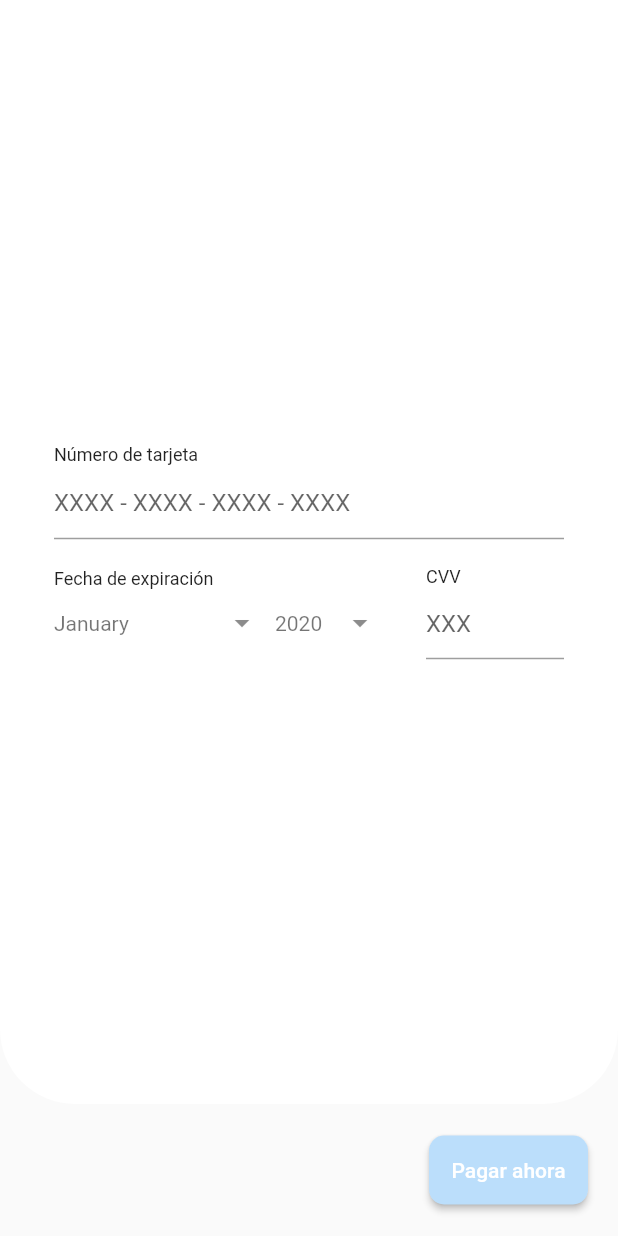
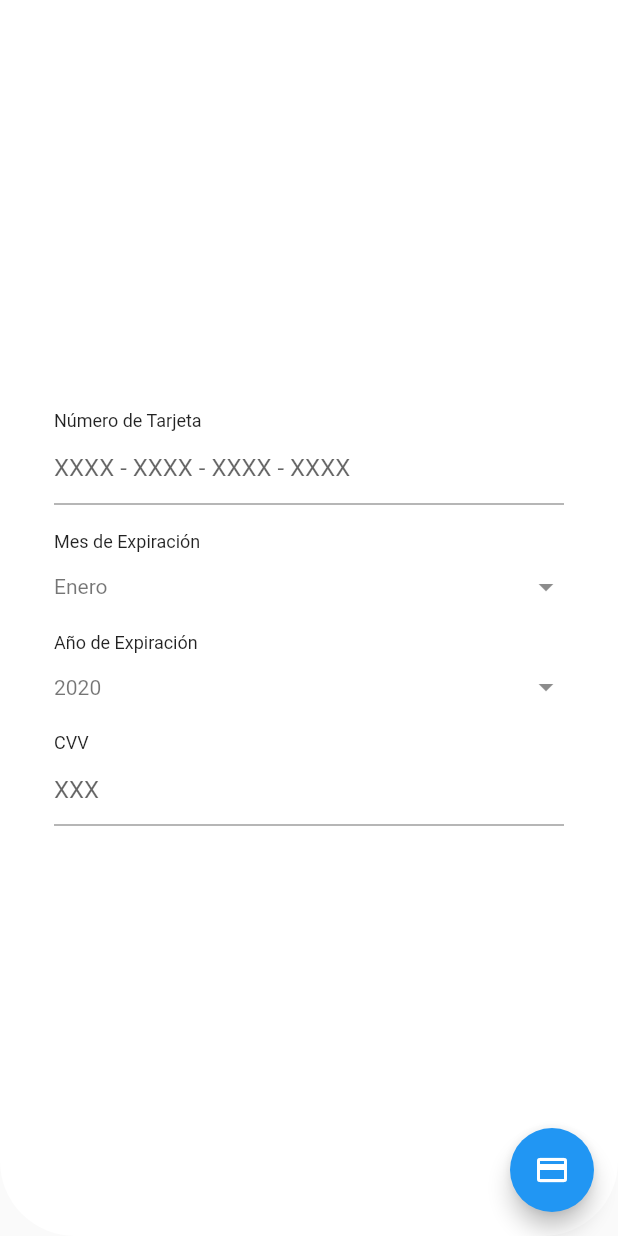
Before and after one commit to limonadev/flutter_culqi, a Flutter app: the screen it shows after launch, on a phone screen of 412 x 824 dp. Run offline on Flutter 3.47's test engine with Material 2 defaults, Android fonts, the phone set to English and light mode, and no system bars; network calls fail.

Commit message:
added widget internazionalization and refactor the way of obtain the info

```diff
--- a/example/lib/main.dart
+++ b/example/lib/main.dart
@@ -64,10 +64,17 @@ class MyHomePage extends StatefulWidget {
 
 class _MyHomePageState extends State<MyHomePage> {
 
+  GlobalKey _onBodyKey = GlobalKey();
+  GlobalKey _onDialogKey = GlobalKey();
+
   @override
   Widget build(BuildContext context) {
     return Scaffold(
-      body: CulqiPayment(widget.card)
+      body: CulqiPayment(_onBodyKey),
+      floatingActionButton: FloatingActionButton(
+        onPressed: _showDialog,
+        child: Icon(Icons.credit_card),
+      ),
     );
   }
 
@@ -76,7 +83,7 @@ class _MyHomePageState extends State<MyHomePage> {
       context: context,
       builder: (context){
         return AlertDialog(
-          content: CulqiPayment(widget.card),
+          content: CulqiPayment(_onDialogKey),
         );
       }
     );
--- a/lib/culqi_payment_widget.dart
+++ b/lib/culqi_payment_widget.dart
@@ -1,13 +1,19 @@
-import 'package:culqi_flutter/card.dart';
 import 'package:flutter/cupertino.dart';
 import 'package:flutter/material.dart';
 import 'package:flutter/widgets.dart';
 
+import 'package:culqi_flutter/card.dart';
+import 'package:culqi_flutter/internationalization/translation.dart';
+
 class CulqiPayment extends StatefulWidget {
 
-  CulqiCard _card;
+  final String locale;
+  final List<int> years;
 
-  CulqiPayment(this._card);
+  CulqiPayment(Key key, {this.locale : Translations.defaultLocale, this.years : const [2020, 2021, 2022, 2023, 2024, 2025]}) : super(key:key){
+    print(this.locale);
+    print(this.years);
+  }
 
   @override
   CulqiPaymentState createState() {
@@ -18,24 +24,19 @@ class CulqiPayment extends StatefulWidget {
 class CulqiPaymentState extends State<CulqiPayment> {
   final _formKey = GlobalKey<FormState>();
 
-  List<String> _months = [
-    "January",
-    "February",
-    "March",
-    "April",
-    "Mayp",
-    "June",
-    "July",
-    "August",
-    "September",
-    "October",
-    "November",
-    "December"
-  ];
-  List<int> _years = [2020, 2021, 2022, 2023, 2024, 2025];
+  List<String> _months;
+  List<int> _years;
 
+  String _cardNumber;
+  String _cvv;
   int _selectedMonth = 0;
   int _selectedYear = 0;
+
+  @override
+  void initState() {
+    _months = Translations.months(widget.locale);
+    _years = widget.years;
+  }
 
   List<Widget> _buildMonths() {
     return _months.map((val) => Text(val)).toList();
@@ -66,7 +67,7 @@ class CulqiPaymentState extends State<CulqiPayment> {
                   children: <Widget>[
                     ListTile(
                         title: Text(
-                          "Número de tarjeta",
+                          Translations.cardNumberLabel(widget.locale),
                           style: TextStyle(fontSize: 12),
                         ),
                         subtitle: TextFormField(
@@ -80,28 +81,20 @@ class CulqiPaymentState extends State<CulqiPayment> {
                               hintText: "XXXX - XXXX - XXXX - XXXX"),
                           onFieldSubmitted: (value) {},
                           validator: (value) {
-                            if (value.isEmpty)
-                              return "Llene este campo para continuar";
+                            if (value.isEmpty) return Translations.emptyWarningLabel(widget.locale);
+                            _cardNumber = value;
                             return null;
                           },
                         )),
                     Container(
                       height: 10,
                     ),
-                    Row(
-                      children: <Widget>[
-                        Expanded(
-                            flex: 2,
-                            child: ListTile(
+                    ListTile(
                         title: Text(
-                                "Fecha de expiración",
+                          Translations.expirationMonthLabel(widget.locale),
                           style: TextStyle(fontSize: 12),
                         ),
-                              subtitle: Row(
-                                children: <Widget>[
-                                  Expanded(
-                                      flex: 2,
-                                      child: GestureDetector(
+                      subtitle: GestureDetector(
                         child: Container(
                             height: 45,
                             alignment: Alignment.center,
@@ -135,12 +128,14 @@ class CulqiPaymentState extends State<CulqiPayment> {
                                 );
                               });
                         },
-                                      )),
-                                  Container(
-                                    width: 10,
                       ),
-                                  Expanded(
-                                      child: GestureDetector(
+                    ),
+                    ListTile(
+                      title: Text(
+                        Translations.expirationYearLabel(widget.locale),
+                        style: TextStyle(fontSize: 12),
+                      ),
+                      subtitle: GestureDetector(
                         child: Container(
                           height: 45,
                           alignment: Alignment.center,
@@ -172,14 +167,11 @@ class CulqiPaymentState extends State<CulqiPayment> {
                                 );
                               });
                         },
-                                  ))
-                                ],
+                      )
                     ),
-                            )),
-                        Expanded(
-                            child: ListTile(
+                    ListTile(
                       title: Text(
-                            "CVV",
+                        Translations.cvvLabel(widget.locale),
                         style: TextStyle(fontSize: 12),
                       ),
                       subtitle: TextFormField(
@@ -190,32 +182,31 @@ class CulqiPaymentState extends State<CulqiPayment> {
                         decoration: InputDecoration(hintText: "XXX"),
                         onFieldSubmitted: (value) {},
                         validator: (value) {
-                              if (value.isEmpty)
-                                return "Llene este campo para continuar";
+                          if (value.isEmpty) return Translations.emptyWarningLabel(widget.locale);
+                          _cvv = value;
                           return null;
                         },
                       ), //
-                        ))
-                      ],
                     )
                   ],
                 )),
           )),
-          Container(
-            alignment: Alignment.bottomRight,
-            padding: EdgeInsets.symmetric(vertical: 20, horizontal: 20),
-            child: RaisedButton(
-              onPressed: () {},
-              child: Text("Pagar ahora"),
-              color: Theme.of(context).primaryColorLight,
-              padding: EdgeInsets.symmetric(vertical: 15, horizontal: 15),
-              textColor: Colors.white,
-              shape: RoundedRectangleBorder(
-                  borderRadius: BorderRadius.circular(10)),
-            ),
-          )
         ],
       ),
     );
   }
+
+  bool getInfo(CulqiCard _card) {
+    if(!mounted) return false;
+
+    if(_card == null) return false;
+
+    if(!_formKey.currentState.validate()) return false;
+
+    _card.cardNumber = _cardNumber;
+    _card.cvv = _cvv;
+    _card.expirationMonth = _selectedMonth;
+    _card.expirationYear = _selectedYear;
+    return true;
   }
+}
--- a/lib/culqi_response.dart
+++ b/lib/culqi_response.dart
@@ -24,9 +24,9 @@ class CulqiError extends CulqiResponse{
     _errorCode = errorCode;
   }
 
-  get errorType     => _errorType;
-  get errorCode     => _errorCode;
-  get errorMessage  => _errorMessage;
+  ErrorType get errorType     => _errorType;
+  int get errorCode     => _errorCode;
+  String get errorMessage  => _errorMessage;
 
   @override
   String toString() {
@@ -44,7 +44,7 @@ class CulqiToken extends CulqiResponse{
     _token = response['id'];
   }
 
-  get token => _token;
+  String get token => _token;
 
   @override
   String toString() {
--- /dev/null
+++ b/lib/internationalization/translation.dart
@@ -0,0 +1,116 @@
+enum Months {
+	January,
+	February,
+	March,
+	April,
+	May,
+	June,
+	July,
+	August,
+	September,
+	October,
+	November,
+	December
+}
+
+class Translations{
+
+	static List<String> _supportedLocales = ['en', 'es'];
+	static const String defaultLocale = 'es';
+
+
+	static Map<Months, String> _enMonthNames = {
+		Months.January : 'January',
+		Months.February : 'February',
+		Months.March : 'March',
+		Months.April : 'April',
+		Months.May : 'May',
+		Months.June : 'June',
+		Months.July : 'July',
+		Months.August : 'August',
+		Months.September : 'September',
+		Months.October : 'October',
+		Months.November : 'November',
+		Months.December : 'December'
+	};
+	static Map<Months, String> _esMonthNames = {
+		Months.January : 'Enero',
+		Months.February : 'Febrero',
+		Months.March : 'Marzo',
+		Months.April : 'Abril',
+		Months.May : 'Mayo',
+		Months.June : 'Junio',
+		Months.July : 'Julio',
+		Months.August : 'Agosto',
+		Months.September : 'Setiembre',
+		Months.October : 'Octubre',
+		Months.November : 'Noviembre',
+		Months.December : 'Diciembre'
+	};
+
+
+	static Map<dynamic, String> _englishCommon = {
+		'emptyWarningLabel' : 'This field cannot be empty',
+		'cardNumberLabel' : 'Card Number',
+		'expirationYearLabel' : 'Expiration Year',
+		'expirationMonthLabel' : 'Expiration Month',
+		'cvvLabel' : 'CVV'
+	};
+
+	static Map<dynamic, String> _spanishCommon = {
+		'emptyWarningLabel' : 'This field cannot be empty',
+		'cardNumberLabel' : 'Número de Tarjeta',
+		'expirationYearLabel' : 'Año de Expiración',
+		'expirationMonthLabel' : 'Mes de Expiración',
+		'cvvLabel' : 'CVV'
+	};
+
+	static Map<String, Map<dynamic, String>> _translate = {
+		'en' : _englishCommon
+		..addAll(_enMonthNames),
+		'es' : _spanishCommon
+		..addAll(_esMonthNames)
+	};
+
+	static String cardNumberLabel(String locale){
+		if(!_supportedLocales.contains(locale)) locale = defaultLocale;
+
+		return _translate[locale]['cardNumberLabel'];
+	}
+
+	static String emptyWarningLabel(String locale){
+		if(!_supportedLocales.contains(locale)) locale = defaultLocale;
+
+		return _translate[locale]['emptyWarningLabel'];
+	}
+
+	static String expirationYearLabel(String locale){
+		if(!_supportedLocales.contains(locale)) locale = defaultLocale;
+
+		return _translate[locale]['expirationYearLabel'];
+	}
+
+	static String expirationMonthLabel(String locale){
+		if(!_supportedLocales.contains(locale)) locale = defaultLocale;
+
+		return _translate[locale]['expirationMonthLabel'];
+	}
+
+	static String cvvLabel(String locale){
+		if(!_supportedLocales.contains(locale)) locale = defaultLocale;
+
+		return _translate[locale]['cvvLabel'];
+	}
+
+	static List<String> months(String locale){
+		if(!_supportedLocales.contains(locale)) locale = defaultLocale;
+
+		List<String> _months = [];
+		for(var m in Months.values){
+			_months.add(_translate[locale][m]);
+		}
+
+		return _months;
+	}
+
+}
```
Lines whose indentation alone changed are shown as unchanged.
